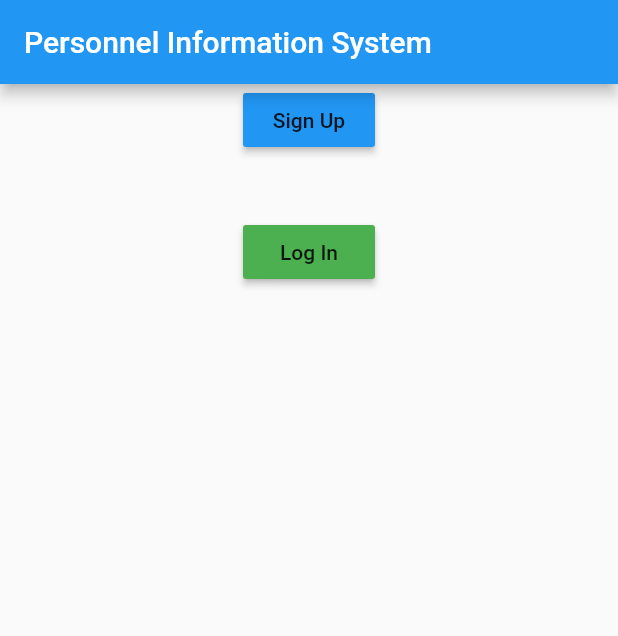
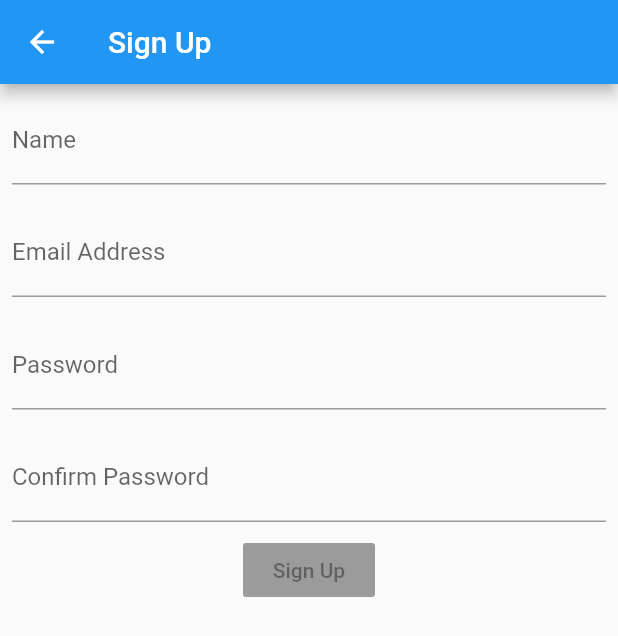
Before and after one commit to julianvu/pis-mobile, a Flutter app: the screen it shows after launch, after a tap on "Sign Up", on a phone screen of 412 x 824 dp. Shown: the top 636 px of the screen. Run offline on Flutter 3.47's test engine with Material 2 defaults, Android fonts, the phone set to English and light mode, and no system bars; our stand-ins replace cloud_firestore, firebase_auth, rxdart; accounts and stored records are empty; network calls fail.

Commit message:
Create User model and push to Firestore

```diff
--- a/lib/main.dart
+++ b/lib/main.dart
@@ -4,6 +4,7 @@ import 'package:flutter/material.dart';
 import 'package:pis_mobile/src/bloc/login_bloc.dart';
 import 'package:pis_mobile/src/view/login_screen.dart';
 import 'package:pis_mobile/src/view/login_selection.dart';
+import 'package:pis_mobile/src/view/signup_screen.dart';
 import 'package:provider/provider.dart';
 
 void main() {
@@ -27,22 +28,29 @@ class MyApp extends StatelessWidget {
   }
 
   Route routes(RouteSettings settings) {
-    if (settings.name == "/") {
+    switch (settings.name) {
+      case "/login":
+        return MaterialPageRoute(
+          builder: (context) => Scaffold(
+            appBar: AppBar(
+              title: Text("Personnel Information System"),
+            ),
+            body: LoginScreen(),
+          ),
+        );
+        break;
+      case "/signup":
+        return MaterialPageRoute(
+          builder: (context) => SignupScreen(),
+        );
+        break;
+      default:
         return MaterialPageRoute(
           builder: (context) => Scaffold(
             appBar: AppBar(
               title: Text("Personnel Information System"),
             ),
             body: LoginSelection(),
-        ),
-      );
-    } else if (settings.name == "/login") {
-      return MaterialPageRoute(
-        builder: (context) => Scaffold(
-          appBar: AppBar(
-            title: Text("Personnel Information System"),
-          ),
-          body: LoginScreen(),
           ),
         );
     }
--- a/lib/models/user.dart
+++ b/lib/models/user.dart
@@ -1,6 +1,7 @@
 import 'dart:convert';
 
 class User {
+  final String uid;
   final String name;
   final String phone;
   final String email;
@@ -9,6 +10,7 @@ class User {
   final String description;
 
   User({
+    this.uid,
     this.name,
     this.phone,
     this.email,
@@ -18,6 +20,7 @@ class User {
   });
 
   User copyWith({
+    String uid,
     String name,
     String phone,
     String email,
@@ -26,6 +29,7 @@ class User {
     String description,
   }) {
     return User(
+      uid: uid ?? this.uid,
       name: name ?? this.name,
       phone: phone ?? this.phone,
       email: email ?? this.email,
@@ -37,6 +41,7 @@ class User {
 
   Map<String, dynamic> toMap() {
     return {
+      'uid': uid,
       'name': name,
       'phone': phone,
       'email': email,
@@ -50,6 +55,7 @@ class User {
     if (map == null) return null;
 
     return User(
+      uid: map['uid'],
       name: map['name'],
       phone: map['phone'],
       email: map['email'],
@@ -65,7 +71,7 @@ class User {
 
   @override
   String toString() {
-    return 'User(name: $name, phone: $phone, email: $email, location: $location, title: $title, description: $description)';
+    return 'User(uid: $uid, name: $name, phone: $phone, email: $email, location: $location, title: $title, description: $description)';
   }
 
   @override
@@ -73,6 +79,7 @@ class User {
     if (identical(this, o)) return true;
 
     return o is User &&
+        o.uid == uid &&
         o.name == name &&
         o.phone == phone &&
         o.email == email &&
@@ -83,7 +90,8 @@ class User {
 
   @override
   int get hashCode {
-    return name.hashCode ^
+    return uid.hashCode ^
+        name.hashCode ^
         phone.hashCode ^
         email.hashCode ^
         location.hashCode ^
--- a/lib/src/bloc/login_bloc.dart
+++ b/lib/src/bloc/login_bloc.dart
@@ -1,26 +1,62 @@
 import 'package:cloud_firestore/cloud_firestore.dart';
 import 'package:firebase_auth/firebase_auth.dart';
+import 'package:pis_mobile/models/user.dart';
 import 'package:pis_mobile/src/bloc/validators.dart';
 import 'package:rxdart/rxdart.dart';
 import 'package:rxdart/subjects.dart';
 
 class LoginBloc extends Object with Validators {
+  final FirebaseAuth firebaseAuth = FirebaseAuth.instance;
+
+  final BehaviorSubject<String> _name = BehaviorSubject();
   final BehaviorSubject<String> _email = BehaviorSubject();
   final BehaviorSubject<String> _password = BehaviorSubject();
+  final BehaviorSubject<String> _passwordConfirm = BehaviorSubject();
 
   // Change data
+  Function(String) get changeName => _name.sink.add;
   Function(String) get changeEmail => _email.sink.add;
   Function(String) get changePassword => _password.sink.add;
+  Function(String) get changePasswordConfirm => _passwordConfirm.sink.add;
 
   // Retrieve data from stream
+  Stream<String> get name => _name.stream;
   Stream<String> get email => _email.stream.transform(validateEmail);
   Stream<String> get password => _password.stream.transform(validatePassword);
+  Stream<String> get passwordConfirm =>
+      _passwordConfirm.stream.transform(validatePassword).doOnData(
+        (event) {
+          if (_password.value.compareTo(event) != 0) {
+            _passwordConfirm.sink.addError("Passwords do not match");
+          }
+        },
+      );
+
+  Stream<bool> get signupValid => Rx.combineLatest3(
+      email, password, passwordConfirm, (a, b, c) => (b.compareTo(c) == 0));
   Stream<bool> get submitValid =>
       Rx.combineLatest2(email, password, (e, p) => true);
 
+  void signUp() async {
+    try {
+      AuthResult result = await firebaseAuth.createUserWithEmailAndPassword(
+          email: _email.value, password: _password.value);
+      User user = User(
+        uid: result.user.uid,
+        name: _name.value,
+        email: _email.value,
+      );
+
+      CollectionReference users = Firestore.instance.collection("users");
+      users.document(user.uid).setData(user.toMap());
+    } on AuthException catch (e) {
+      print(e.message);
+    } catch (e) {
+      print(e);
+    }
+  }
+
   void submit() async {
-    FirebaseAuth firebaseAuth = FirebaseAuth.instance;
-
     final validEmail = _email.value;
     final validPassword = _password.value;
     AuthResult authResult = await firebaseAuth.signInWithEmailAndPassword(
--- a/lib/src/view/login_selection.dart
+++ b/lib/src/view/login_selection.dart
@@ -7,7 +7,7 @@ class LoginSelection extends StatelessWidget {
       alignment: Alignment.center,
       child: Column(
         children: [
-          signUpButton(),
+          signUpButton(context),
           Padding(padding: const EdgeInsets.all(20.0)),
           loginButton(context)
         ],
@@ -15,9 +15,11 @@ class LoginSelection extends StatelessWidget {
     );
   }
 
-  Widget signUpButton() {
+  Widget signUpButton(BuildContext context) {
     return RaisedButton(
-      onPressed: () {},
+      onPressed: () {
+        Navigator.pushNamed(context, "/signup");
+      },
       child: Text("Sign Up"),
       color: Colors.blue,
     );
--- /dev/null
+++ b/lib/src/view/signup_screen.dart
@@ -0,0 +1,117 @@
+import 'package:flutter/material.dart';
+import 'package:pis_mobile/src/bloc/login_bloc.dart';
+import 'package:provider/provider.dart';
+
+class SignupScreen extends StatelessWidget {
+  @override
+  Widget build(BuildContext context) {
+    LoginBloc bloc = Provider.of<LoginBloc>(context);
+    return Scaffold(
+      appBar: AppBar(
+        title: Text("Sign Up"),
+      ),
+      body: Container(
+        child: Column(
+          children: [
+            nameField(bloc),
+            emailField(bloc),
+            passwordField(bloc),
+            passwordConfirmField(bloc),
+            submitButton(bloc),
+          ],
+        ),
+      ),
+    );
+  }
+
+  Widget nameField(LoginBloc bloc) {
+    return StreamBuilder(
+      stream: bloc.name,
+      builder: (context, snapshot) {
+        return Padding(
+          padding: const EdgeInsets.all(8.0),
+          child: TextField(
+            onChanged: bloc.changeName,
+            keyboardType: TextInputType.name,
+            decoration: InputDecoration(
+              hintText: "Name",
+              labelText: "Name",
+              errorText: snapshot.error,
+            ),
+          ),
+        );
+      },
+    );
+  }
+
+  Widget emailField(LoginBloc bloc) {
+    return StreamBuilder(
+      stream: bloc.email,
+      builder: (BuildContext context, AsyncSnapshot<String> snapshot) {
+        return Padding(
+          padding: const EdgeInsets.all(8.0),
+          child: TextField(
+            onChanged: bloc.changeEmail,
+            keyboardType: TextInputType.emailAddress,
+            decoration: InputDecoration(
+              hintText: "you@example.com",
+              labelText: "Email Address",
+              errorText: snapshot.error,
+            ),
+          ),
+        );
+      },
+    );
+  }
+
+  Widget passwordField(LoginBloc bloc) {
+    return StreamBuilder(
+      stream: bloc.password,
+      builder: (context, snapshot) {
+        return Padding(
+          padding: const EdgeInsets.all(8.0),
+          child: TextField(
+            onChanged: bloc.changePassword,
+            obscureText: true,
+            decoration: InputDecoration(
+                hintText: "password",
+                labelText: "Password",
+                errorText: snapshot.error),
+          ),
+        );
+      },
+    );
+  }
+
+  Widget passwordConfirmField(LoginBloc bloc) {
+    return StreamBuilder(
+      stream: bloc.passwordConfirm,
+      builder: (context, snapshot) {
+        return Padding(
+          padding: const EdgeInsets.all(8.0),
+          child: TextField(
+            onChanged: bloc.changePasswordConfirm,
+            obscureText: true,
+            decoration: InputDecoration(
+                hintText: "password",
+                labelText: "Confirm Password",
+                errorText: snapshot.error),
+          ),
+        );
+      },
+    );
+  }
+
+  Widget submitButton(LoginBloc bloc) {
+    return StreamBuilder(
+      stream: bloc.signupValid,
+      builder: (context, snapshot) {
+        return RaisedButton(
+          onPressed: snapshot.hasData ? bloc.signUp : null,
+          child: Text("Sign Up"),
+          color: Colors.blue,
+        );
+      },
+    );
+  }
+}
```
Lines whose indentation alone changed are shown as unchanged.
